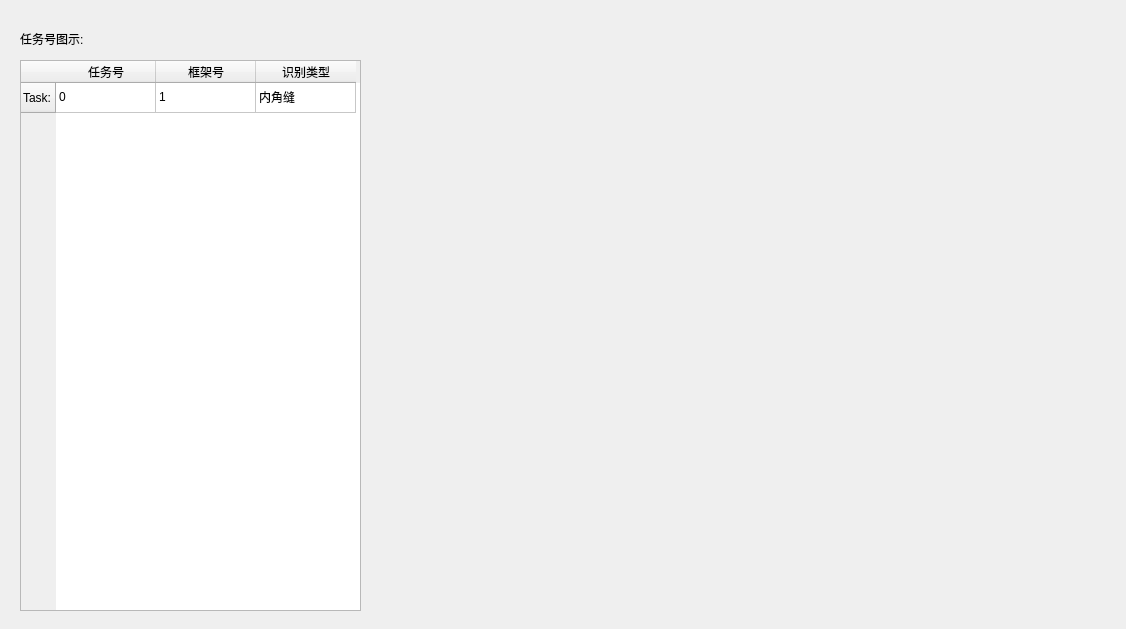
Before: the Qt Designer form showtasknumdlg.ui in qubo188612/qtmysunny, drawn with Qt 5.
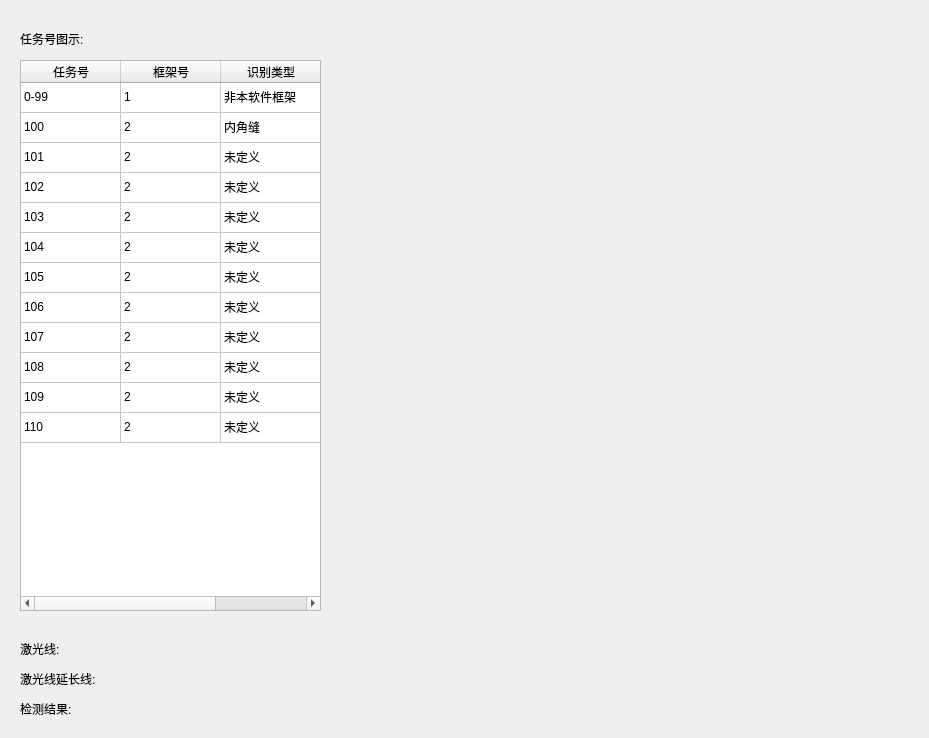
After: the same form once the commit is applied.

```diff
--- a/showtasknumdlg.ui
+++ b/showtasknumdlg.ui
@@ -6,8 +6,8 @@
    <rect>
     <x>0</x>
     <y>0</y>
-    <width>1126</width>
-    <height>629</height>
+    <width>929</width>
+    <height>738</height>
    </rect>
   </property>
   <property name="windowTitle">
@@ -31,10 +31,68 @@
     <rect>
      <x>20</x>
      <y>60</y>
-     <width>341</width>
+     <width>301</width>
      <height>551</height>
     </rect>
    </property>
+   <attribute name="verticalHeaderVisible">
+    <bool>false</bool>
+   </attribute>
+   <row>
+    <property name="text">
+     <string>Task:</string>
+    </property>
+   </row>
+   <row>
+    <property name="text">
+     <string>Task:</string>
+    </property>
+   </row>
+   <row>
+    <property name="text">
+     <string>Task:</string>
+    </property>
+   </row>
+   <row>
+    <property name="text">
+     <string>Task:</string>
+    </property>
+   </row>
+   <row>
+    <property name="text">
+     <string>Task:</string>
+    </property>
+   </row>
+   <row>
+    <property name="text">
+     <string>Task:</string>
+    </property>
+   </row>
+   <row>
+    <property name="text">
+     <string>Task:</string>
+    </property>
+   </row>
+   <row>
+    <property name="text">
+     <string>Task:</string>
+    </property>
+   </row>
+   <row>
+    <property name="text">
+     <string>Task:</string>
+    </property>
+   </row>
+   <row>
+    <property name="text">
+     <string>Task:</string>
+    </property>
+   </row>
+   <row>
+    <property name="text">
+     <string>Task:</string>
+    </property>
+   </row>
    <row>
     <property name="text">
      <string>Task:</string>
@@ -57,7 +115,7 @@
    </column>
    <item row="0" column="0">
     <property name="text">
-     <string>0</string>
+     <string>0-99</string>
     </property>
    </item>
    <item row="0" column="1">
@@ -67,9 +125,226 @@
    </item>
    <item row="0" column="2">
     <property name="text">
+     <string>非本软件框架</string>
+    </property>
+   </item>
+   <item row="1" column="0">
+    <property name="text">
+     <string>100</string>
+    </property>
+   </item>
+   <item row="1" column="1">
+    <property name="text">
+     <string>2</string>
+    </property>
+   </item>
+   <item row="1" column="2">
+    <property name="text">
      <string>内角缝</string>
     </property>
    </item>
+   <item row="2" column="0">
+    <property name="text">
+     <string>101</string>
+    </property>
+   </item>
+   <item row="2" column="1">
+    <property name="text">
+     <string>2</string>
+    </property>
+   </item>
+   <item row="2" column="2">
+    <property name="text">
+     <string>未定义</string>
+    </property>
+   </item>
+   <item row="3" column="0">
+    <property name="text">
+     <string>102</string>
+    </property>
+   </item>
+   <item row="3" column="1">
+    <property name="text">
+     <string>2</string>
+    </property>
+   </item>
+   <item row="3" column="2">
+    <property name="text">
+     <string>未定义</string>
+    </property>
+   </item>
+   <item row="4" column="0">
+    <property name="text">
+     <string>103</string>
+    </property>
+   </item>
+   <item row="4" column="1">
+    <property name="text">
+     <string>2</string>
+    </property>
+   </item>
+   <item row="4" column="2">
+    <property name="text">
+     <string>未定义</string>
+    </property>
+   </item>
+   <item row="5" column="0">
+    <property name="text">
+     <string>104</string>
+    </property>
+   </item>
+   <item row="5" column="1">
+    <property name="text">
+     <string>2</string>
+    </property>
+   </item>
+   <item row="5" column="2">
+    <property name="text">
+     <string>未定义</string>
+    </property>
+   </item>
+   <item row="6" column="0">
+    <property name="text">
+     <string>105</string>
+    </property>
+   </item>
+   <item row="6" column="1">
+    <property name="text">
+     <string>2</string>
+    </property>
+   </item>
+   <item row="6" column="2">
+    <property name="text">
+     <string>未定义</string>
+    </property>
+   </item>
+   <item row="7" column="0">
+    <property name="text">
+     <string>106</string>
+    </property>
+   </item>
+   <item row="7" column="1">
+    <property name="text">
+     <string>2</string>
+    </property>
+   </item>
+   <item row="7" column="2">
+    <property name="text">
+     <string>未定义</string>
+    </property>
+   </item>
+   <item row="8" column="0">
+    <property name="text">
+     <string>107</string>
+    </property>
+   </item>
+   <item row="8" column="1">
+    <property name="text">
+     <string>2</string>
+    </property>
+   </item>
+   <item row="8" column="2">
+    <property name="text">
+     <string>未定义</string>
+    </property>
+   </item>
+   <item row="9" column="0">
+    <property name="text">
+     <string>108</string>
+    </property>
+   </item>
+   <item row="9" column="1">
+    <property name="text">
+     <string>2</string>
+    </property>
+   </item>
+   <item row="9" column="2">
+    <property name="text">
+     <string>未定义</string>
+    </property>
+   </item>
+   <item row="10" column="0">
+    <property name="text">
+     <string>109</string>
+    </property>
+   </item>
+   <item row="10" column="1">
+    <property name="text">
+     <string>2</string>
+    </property>
+   </item>
+   <item row="10" column="2">
+    <property name="text">
+     <string>未定义</string>
+    </property>
+   </item>
+   <item row="11" column="0">
+    <property name="text">
+     <string>110</string>
+    </property>
+   </item>
+   <item row="11" column="1">
+    <property name="text">
+     <string>2</string>
+    </property>
+   </item>
+   <item row="11" column="2">
+    <property name="text">
+     <string>未定义</string>
+    </property>
+   </item>
+  </widget>
+  <widget class="QLabel" name="labelshow">
+   <property name="geometry">
+    <rect>
+     <x>340</x>
+     <y>60</y>
+     <width>571</width>
+     <height>661</height>
+    </rect>
+   </property>
+   <property name="text">
+    <string/>
+   </property>
+  </widget>
+  <widget class="QLabel" name="label_2">
+   <property name="geometry">
+    <rect>
+     <x>20</x>
+     <y>640</y>
+     <width>61</width>
+     <height>17</height>
+    </rect>
+   </property>
+   <property name="text">
+    <string>激光线:</string>
+   </property>
+  </widget>
+  <widget class="QLabel" name="label_3">
+   <property name="geometry">
+    <rect>
+     <x>20</x>
+     <y>670</y>
+     <width>101</width>
+     <height>17</height>
+    </rect>
+   </property>
+   <property name="text">
+    <string>激光线延长线:</string>
+   </property>
+  </widget>
+  <widget class="QLabel" name="label_4">
+   <property name="geometry">
+    <rect>
+     <x>20</x>
+     <y>700</y>
+     <width>67</width>
+     <height>17</height>
+    </rect>
+   </property>
+   <property name="text">
+    <string>检测结果:</string>
+   </property>
   </widget>
  </widget>
  <resources/>
```
